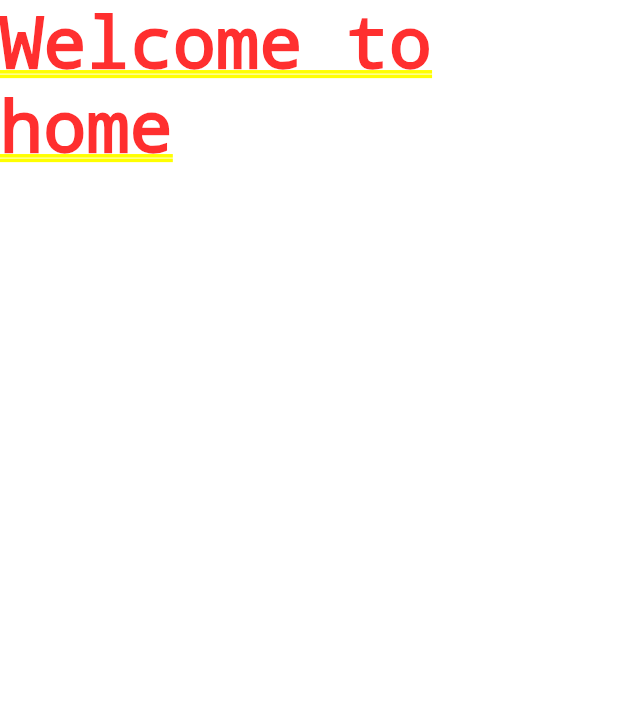
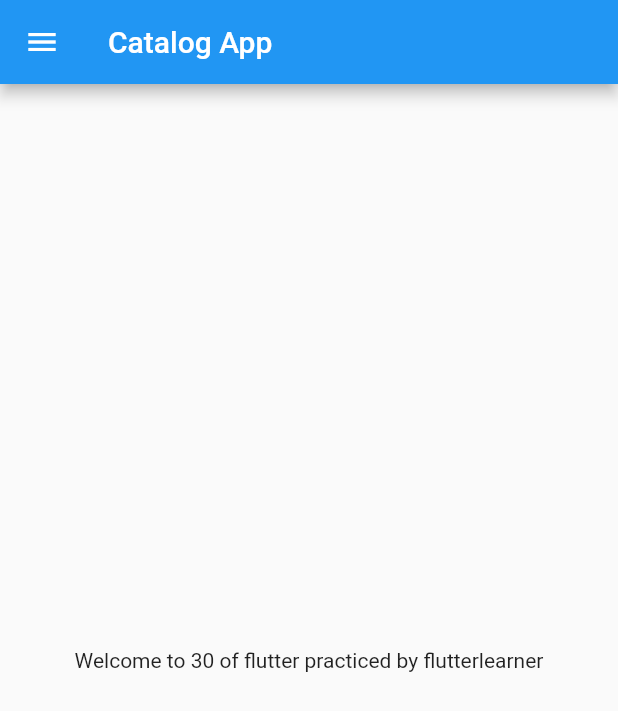
Before and after one commit to Testapp-101/learnflutter, a Flutter app: the screen it shows after launch, on a phone screen of 412 x 824 dp. Shown: the top 711 px of the screen. Run offline on Flutter 3.47's test engine with Material 2 defaults, Android fonts, the light colour scheme and no system bars.

Commit message:
Day 2 completed

```diff
--- /dev/null
+++ b/lib/homepage.dart
@@ -0,0 +1,17 @@
+import 'package:flutter/material.dart';
+
+class HomePage extends StatelessWidget {
+  final int days = 30;
+  final String name = "flutterlearner";
+  @override
+  Widget build(BuildContext context) {
+    return Scaffold(
+      appBar: AppBar(
+        title: Text("Catalog App"),
+      ),
+      body:
+          Center(child: Text("Welcome to $days of flutter practiced by $name")),
+      drawer: Drawer(),
+    );
+  }
+}
--- a/lib/main.dart
+++ b/lib/main.dart
@@ -1,3 +1,4 @@
+import 'package:completeapp/homepage.dart';
 import 'package:flutter/material.dart';
 
 void main() {
@@ -9,8 +10,8 @@
 
   @override
   Widget build(BuildContext context) {
-    return const MaterialApp(
-      home: Text('Welcome to home '),
+    return MaterialApp(
+      home: HomePage(),
     );
   }
 }
```
